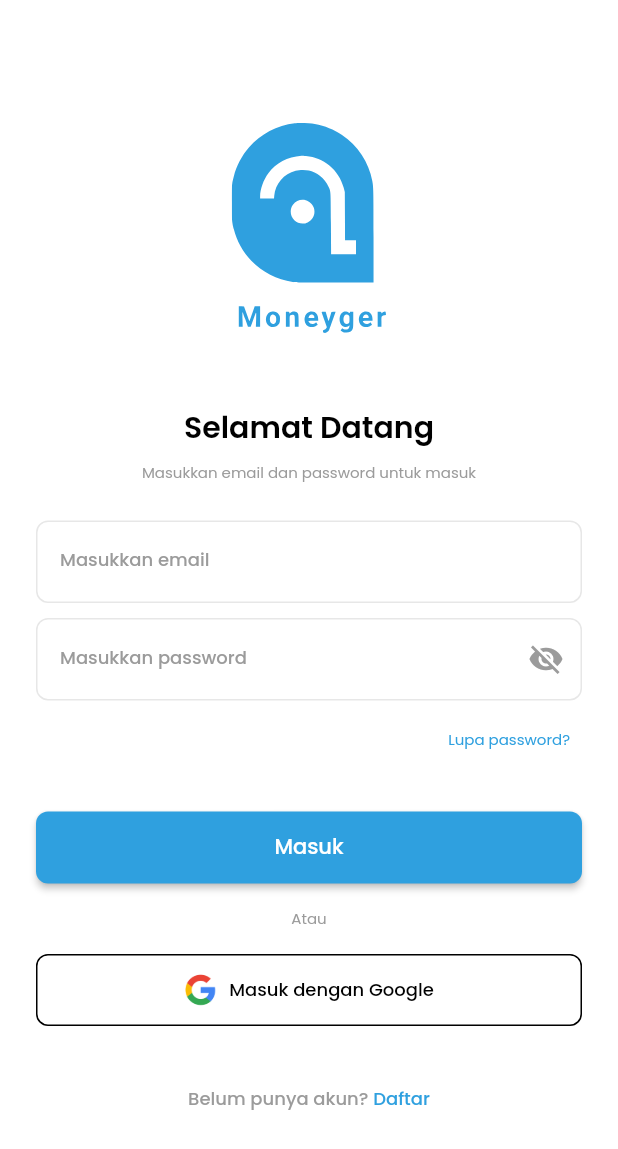
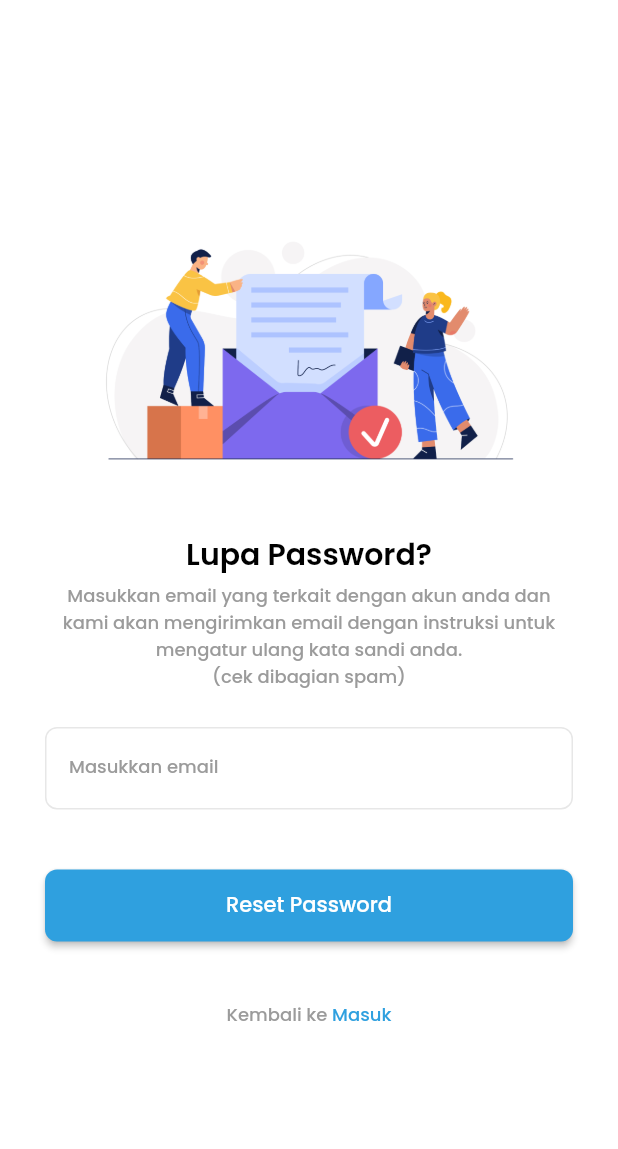
Before and after one commit to hib4/moneyger, a Flutter app: the LoginPage screen opened directly, after a tap on "Lupa password?", on a phone screen of 412 x 824 dp. Shown: the top 1149 px of the screen. Run offline on Flutter 3.47's test engine with Material 2 defaults, Android fonts, the phone set to English and light mode, and no system bars; our stand-ins replace cloud_firestore, firebase_auth, firebase_core, flutter_svg, google_fonts, google_sign_in and 1 more; accounts and stored records are empty.

Commit message:
feat: [HF] reset password firebase

```diff
--- a/lib/service/firebase_service.dart
+++ b/lib/service/firebase_service.dart
@@ -79,6 +79,23 @@
     }
   }
 
+  Future<bool> resetPassword(BuildContext context,
+      {required String email}) async {
+    try {
+      await FirebaseAuth.instance.sendPasswordResetEmail(email: email).then(
+            (value) => showSnackBar(
+              context,
+              title: 'Email telah dikirim (cek dibagian spam)',
+              duration: const Duration(seconds: 3),
+            ),
+          );
+      return true;
+    } on FirebaseAuthException catch (e) {
+      showSnackBar(context, title: 'Terjadi kesalahan');
+      return false;
+    }
+  }
+
   Future<bool> signInGoogle(BuildContext context) async {
     final GoogleSignIn googleSignIn = GoogleSignIn();
 
--- a/lib/ui/auth/login/login.dart
+++ b/lib/ui/auth/login/login.dart
@@ -6,6 +6,7 @@
 import 'package:moneyger/common/shared_code.dart';
 import 'package:moneyger/service/firebase_service.dart';
 import 'package:moneyger/ui/auth/register/register.dart';
+import 'package:moneyger/ui/auth/reset_password/reset_password.dart';
 import 'package:moneyger/ui/auth/verification/verification.dart';
 import 'package:moneyger/ui/home.dart';
 import 'package:moneyger/ui/widget/button_sign_in_google.dart';
@@ -92,7 +93,10 @@
                         Align(
                           alignment: Alignment.centerRight,
                           child: TextButton(
-                            onPressed: () {},
+                            onPressed: () {
+                              Navigate.navigatorPush(
+                                  context, const ResetPasswordPage());
+                            },
                             child: Text(
                               'Lupa password?',
                               style: textTheme.bodyText2!.copyWith(
--- /dev/null
+++ b/lib/ui/auth/reset_password/reset_password.dart
@@ -0,0 +1,133 @@
+import 'package:flutter/gestures.dart';
+import 'package:flutter/material.dart';
+import 'package:moneyger/common/color_value.dart';
+import 'package:moneyger/common/navigate.dart';
+import 'package:moneyger/common/shared_code.dart';
+import 'package:moneyger/service/firebase_service.dart';
+import 'package:moneyger/ui/auth/login/login.dart';
+import 'package:moneyger/ui/widget/custom_text_form_field.dart';
+import 'package:moneyger/ui/widget/loading/loading_animation.dart';
+
+class ResetPasswordPage extends StatefulWidget {
+  const ResetPasswordPage({Key? key}) : super(key: key);
+
+  @override
+  State<ResetPasswordPage> createState() => _ResetPasswordPageState();
+}
+
+class _ResetPasswordPageState extends State<ResetPasswordPage> {
+  final _emailController = TextEditingController();
+  final _formKey = GlobalKey<FormState>();
+
+  final ValueNotifier<bool> _isLoad = ValueNotifier<bool>(false);
+
+  @override
+  Widget build(BuildContext context) {
+    final size = MediaQuery.of(context).size;
+    final textTheme = Theme.of(context).textTheme;
+
+    return Scaffold(
+      body: Stack(
+        children: [
+          Center(
+            child: SingleChildScrollView(
+              child: Container(
+                padding: const EdgeInsets.symmetric(horizontal: 30),
+                child: Center(
+                  child: Form(
+                    key: _formKey,
+                    child: Column(
+                      mainAxisAlignment: MainAxisAlignment.center,
+                      children: [
+                        Image.asset(
+                          'assets/images/verification.png',
+                          width: size.width * 0.7,
+                        ),
+                        const SizedBox(
+                          height: 24,
+                        ),
+                        Text(
+                          'Lupa Password?',
+                          style: textTheme.headline2!.copyWith(
+                            fontWeight: FontWeight.w600,
+                          ),
+                        ),
+                        const SizedBox(
+                          height: 4,
+                        ),
+                        Text(
+                          'Masukkan email yang terkait dengan akun anda dan kami akan mengirimkan email dengan instruksi untuk mengatur ulang kata sandi anda.\n(cek dibagian spam)',
+                          style: textTheme.bodyText1,
+                          textAlign: TextAlign.center,
+                        ),
+                        const SizedBox(
+                          height: 24,
+                        ),
+                        CustomTextFormField(
+                          label: 'Masukkan email',
+                          controller: _emailController,
+                          textInputType: TextInputType.emailAddress,
+                          validator: (value) =>
+                              SharedCode().emailValidator(value),
+                        ),
+                        const SizedBox(
+                          height: 40,
+                        ),
+                        ElevatedButton(
+                          onPressed: () async {
+                            if (_formKey.currentState!.validate()) {
+                              _isLoad.value = true;
+                              await FirebaseService()
+                                  .resetPassword(context,
+                                      email: _emailController.text.trim())
+                                  .then(
+                                    (value) => value
+                                        ? Navigate.navigatorReplacement(
+                                            context, const LoginPage())
+                                        : null,
+                                  );
+                              _isLoad.value = false;
+                            }
+                          },
+                          child: const Text('Reset Password'),
+                        ),
+                        const SizedBox(
+                          height: 40,
+                        ),
+                        RichText(
+                          text: TextSpan(
+                            text: 'Kembali ke ',
+                            style: textTheme.bodyText1,
+                            children: [
+                              TextSpan(
+                                text: 'Masuk',
+                                style: textTheme.bodyText1!.copyWith(
+                                  color: ColorValue.secondaryColor,
+                                  fontWeight: FontWeight.w500,
+                                ),
+                                recognizer: TapGestureRecognizer()
+                                  ..onTap = () => Navigate.navigatorPush(
+                                      context, const LoginPage()),
+                              ),
+                            ],
+                          ),
+                        ),
+                      ],
+                    ),
+                  ),
+                ),
+              ),
+            ),
+          ),
+          ValueListenableBuilder<bool>(
+            valueListenable: _isLoad,
+            builder: (context, value, _) => Visibility(
+              visible: value,
+              child: const LoadingAnimation(),
+            ),
+          ),
+        ],
+      ),
+    );
+  }
+}
```
